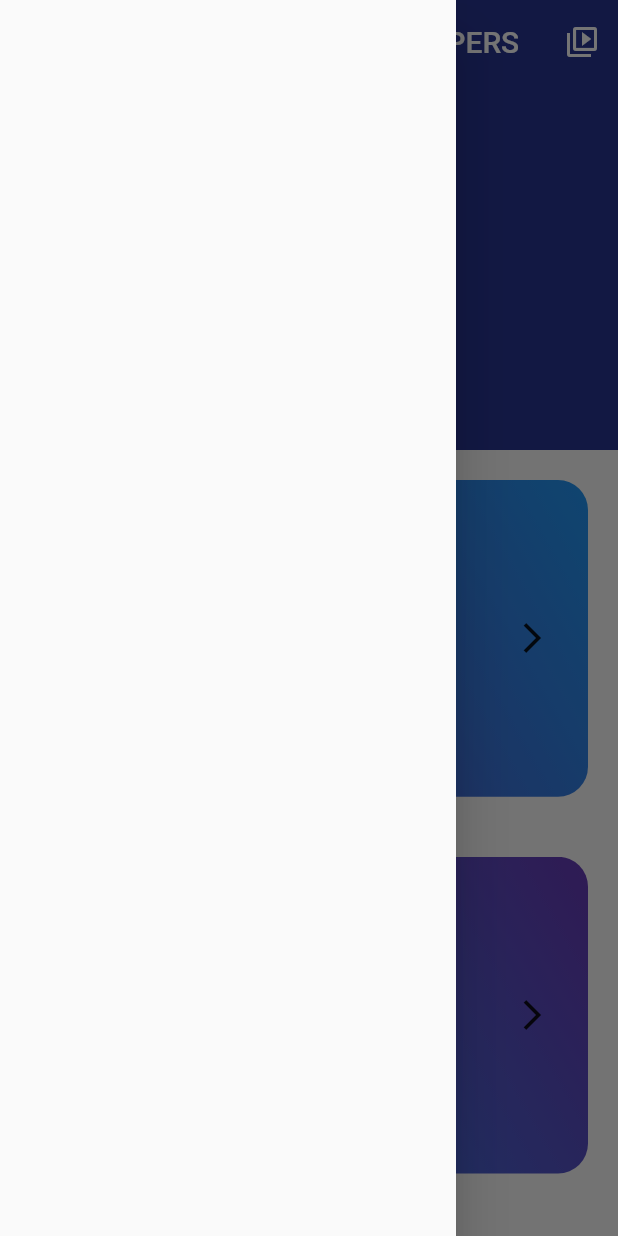
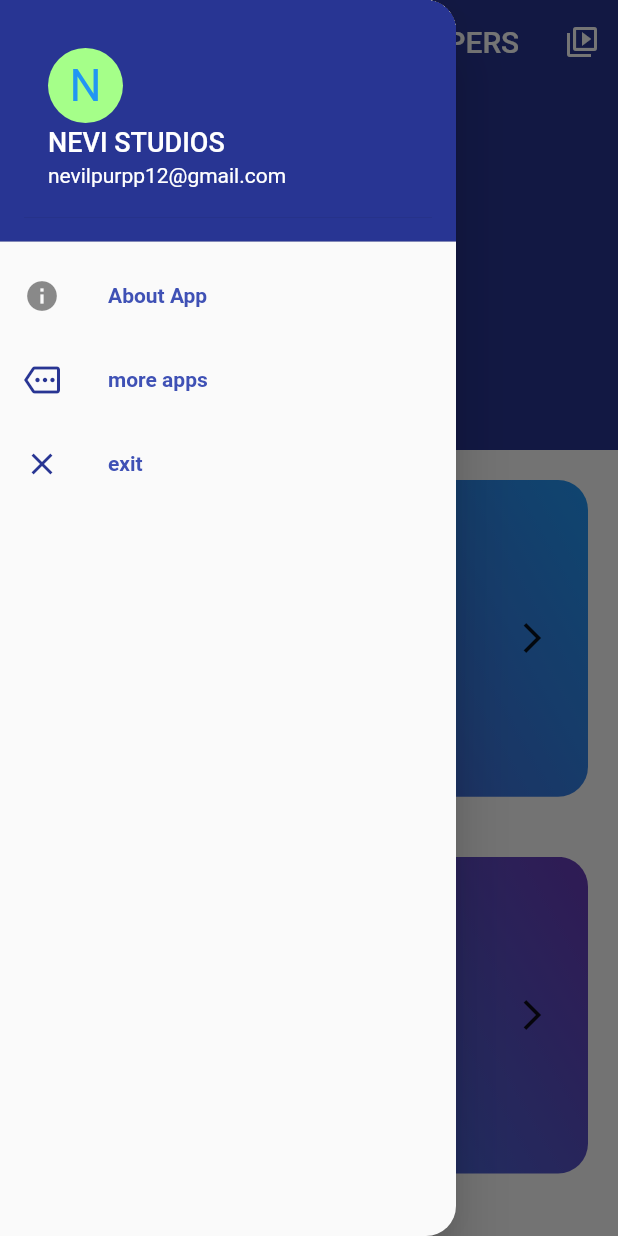
Before and after one commit to nevilpurpp/ictnotes, a Flutter app: the screen it shows after launch, with the side drawer open, on a phone screen of 412 x 824 dp. Run offline on Flutter 3.47's test engine with Material 2 defaults, Android fonts, the phone set to English and light mode, and no system bars; drawn by our look-alikes of google_mobile_ads; our stand-ins replace connectivity_plus, firebase_core, firebase_storage, internet_connection_checker; missing offline and left inert: flutter_pdfview, internet_popup, no_internet_check; accounts and stored records are empty; network calls fail.

```diff
--- a/lib/gen_a/A.dart
+++ b/lib/gen_a/A.dart
@@ -1,4 +1,4 @@
-class A{
- //auto gen ,do net edit !!!
-  static String test="test";
+class A {
+  //auto gen ,do not edit !!!
+  static String test = "test";
 }
--- a/lib/main.dart
+++ b/lib/main.dart
@@ -6,6 +6,7 @@ import 'dart:ui';
 import 'package:google_mobile_ads/google_mobile_ads.dart';
 
 import 'package:ictnotes/screens/Home_ict.dart';
+import 'package:no_internet_check/internet_connectivity/navigation_Service.dart';
 
 Future main() async {
   WidgetsFlutterBinding.ensureInitialized();
@@ -20,7 +21,8 @@ class MyApp extends StatelessWidget {
 
   @override
   Widget build(BuildContext context) {
-    return const MaterialApp(
+    return MaterialApp(
+      navigatorKey: NavigationService.navigationKey,
       debugShowCheckedModeBanner: false,
       home: Scaffold(
         body: HomeIct(),
--- a/lib/screens/Home_ict.dart
+++ b/lib/screens/Home_ict.dart
@@ -6,6 +6,8 @@ import 'package:connectivity_plus/connectivity_plus.dart';
 import 'package:flutter/material.dart';
 import 'package:ictnotes/module_one_items/module_one.dart';
 import 'package:internet_connection_checker/internet_connection_checker.dart';
+import 'package:no_internet_check/internet_connectivity/initialize_internet_checker.dart';
+import 'package:no_internet_check/internet_connectivity/navigation_Service.dart';
 
 import '../module_three_items/module_three.dart';
 import '../module_two_items/module_two.dart';
@@ -161,9 +163,14 @@ class _HomeIctState extends State<HomeIct> {
     loadinlineBannerAd();
     createInterstitialAd();
     createRewardedAd();
+    InternetChecker();
 
     super.initState();
-    InternetPopup().initialize(context: context);
+    InternetPopup().initializeCustomWidget(
+        context: context,
+        widget: Card(
+          elevation: 500,
+        ));
   }
 
   @override
@@ -397,7 +404,83 @@ class _HomeIctState extends State<HomeIct> {
           ),
         ],
       ),
-      drawer: const Drawer(),
+      drawer: Drawer(
+        shape: RoundedRectangleBorder(
+          borderRadius: BorderRadius.only(
+              topRight: Radius.circular(20), bottomRight: Radius.circular(20)),
+        ),
+        child: ListView(
+          padding: EdgeInsets.all(0),
+          children: [
+            DrawerHeader(
+              decoration: BoxDecoration(
+                color: Colors.indigo[800],
+              ), //BoxDecoration
+              child: UserAccountsDrawerHeader(
+                decoration: BoxDecoration(color: Colors.indigo[800]),
+                accountName: const Text(
+                  "NEVI STUDIOS",
+                  style: TextStyle(fontSize: 18),
+                ),
+                accountEmail: Text("nevilpurpp12@gmail.com"),
+                currentAccountPictureSize: Size.square(50),
+                currentAccountPicture: CircleAvatar(
+                  backgroundColor: Color.fromARGB(255, 165, 255, 137),
+                  child: Text(
+                    "N",
+                    style: TextStyle(fontSize: 30.0, color: Colors.blue),
+                  ), //Text
+                ), //circleAvatar
+              ), //UserAccountDrawerHeader
+            ), //DrawerHeader
+
+            AboutListTile(
+              icon: Icon(Icons.info),
+              applicationIcon: Icon(
+                Icons.info_outline,
+                color: Colors.indigo[800],
+              ),
+              applicationName: 'ICT NOTES AND PAST-PAPERS',
+              applicationVersion: '2.6.1',
+              applicationLegalese: '2022 Company',
+              child: const Text(
+                'About App',
+                style: TextStyle(
+                    color: Colors.indigo, fontWeight: FontWeight.bold),
+              ),
+            ),
+
+            ListTile(
+              leading: Icon(
+                Icons.more_outlined,
+                color: Colors.indigo[800],
+              ),
+              title: const Text(
+                'more apps',
+                style: TextStyle(
+                    color: Colors.indigo, fontWeight: FontWeight.bold),
+              ),
+              onTap: () {
+                Navigator.pop(context);
+              },
+            ),
+            ListTile(
+              leading: Icon(
+                Icons.close_outlined,
+                color: Colors.indigo[800],
+              ),
+              title: const Text(
+                'exit',
+                style: TextStyle(
+                    color: Colors.indigo, fontWeight: FontWeight.bold),
+              ),
+              onTap: () {
+                Navigator.pop(context);
+              },
+            ),
+          ],
+        ),
+      ),
     );
   }
 
--- a/pubspec.yaml
+++ b/pubspec.yaml
@@ -34,7 +34,7 @@ dependencies:
   # The following adds the Cupertino Icons font to your application.
   # Use with the CupertinoIcons class for iOS style icons.
   cupertino_icons: ^1.0.2
-  flutter_pdfview: ^1.2.1
+  flutter_pdfview: ^1.2.3
   path_provider: ^2.0.11
   firebase_core: ^1.20.0
   firebase_storage: ^10.3.4
@@ -46,6 +46,7 @@ dependencies:
   connectivity_plus: ^2.3.6+1
   internet_connection_checker: ^0.0.1+4
   internet_popup: ^1.0.8+5
+  no_internet_check: ^1.0.0
 
 
 
```
Also changed, not shown: pubspec.lock.
